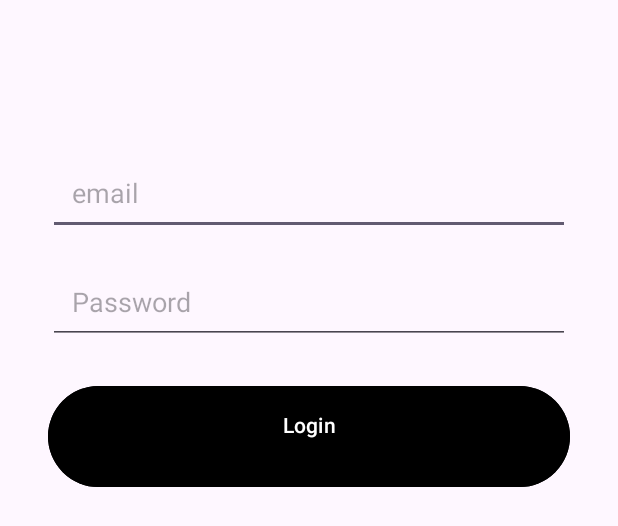
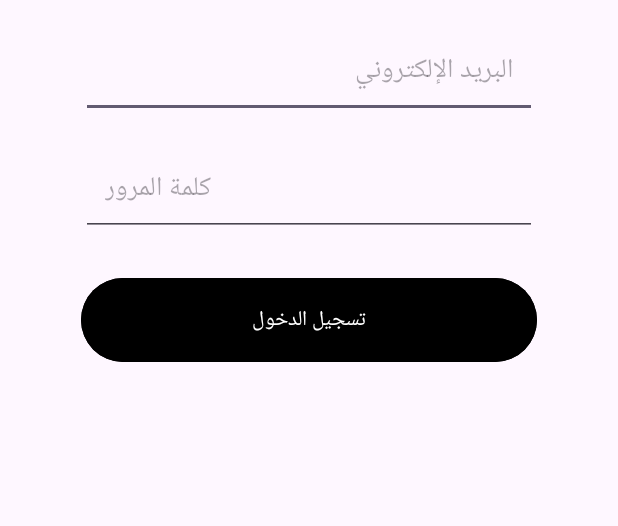
Before and after one commit to afnanalmohd/template, an Android app: the layout fragment_login.xml on its own in the app's theme, with its tools: preview values and no code run, on a phone screen of 412 x 824 dp. Shown: the top 526 px of the screen. Run offline under Robolectric (Android 15) with nearby library versions, the phone set to English and light mode, and no system bars; network calls fail.

Commit message:
fix buge

```diff
--- a/app/src/main/AndroidManifest.xml
+++ b/app/src/main/AndroidManifest.xml
@@ -2,9 +2,12 @@
 <manifest xmlns:android="http://schemas.android.com/apk/res/android"
     xmlns:tools="http://schemas.android.com/tools">
 
+
+    <uses-permission android:name="android.permission.INTERNET" />
     <uses-permission android:name="android.permission.ACCESS_NETWORK_STATE" />
 
     <application
+        android:name=".MyApp"
         android:allowBackup="true"
         android:dataExtractionRules="@xml/data_extraction_rules"
         android:fullBackupContent="@xml/backup_rules"
--- /dev/null
+++ b/app/src/main/java/com/example/template/ProfileFragment.kt
@@ -0,0 +1,6 @@
+package com.example.template
+
+// TODO: Rename parameter arguments, choose names that match
+// the fragment initialization parameters, e.g. ARG_ITEM_NUMBER
+private const val ARG_PARAM1 = "param1"
+private const val ARG_PARAM2 = "param2"
--- a/app/src/main/java/com/example/template/common/di/appModule.kt
+++ b/app/src/main/java/com/example/template/common/di/appModule.kt
@@ -10,23 +10,24 @@ import com.example.template.common.presentation.viewmodel.ProfileViewModel
 import org.koin.androidx.viewmodel.dsl.viewModel
 import org.koin.dsl.module
 import retrofit2.Retrofit
+import retrofit2.adapter.rxjava3.RxJava3CallAdapterFactory
 import retrofit2.converter.gson.GsonConverterFactory
-
 
 val appModule = module {
     single {
         Retrofit.Builder()
             .baseUrl("https://reqres.in/")
             .addConverterFactory(GsonConverterFactory.create())
+            .addCallAdapterFactory(RxJava3CallAdapterFactory.create())
             .build()
             .create(ApiService::class.java)
     }
 
     single { UserRepository(get()) }
+
     factory { LoginUseCase(get()) }
     factory { GetUserProfileUseCase(get()) }
 
     viewModel { LoginViewModel(get()) }
     viewModel { ProfileViewModel(get()) }
-
 }
--- a/app/src/main/java/com/example/template/common/presentation/viewmodel/LoginViewModel.kt
+++ b/app/src/main/java/com/example/template/common/presentation/viewmodel/LoginViewModel.kt
@@ -1,9 +1,10 @@
 package com.example.template.common.presentation.viewmodel
 
-import androidx.lifecycle.LiveData
+
 import androidx.lifecycle.MutableLiveData
 import androidx.lifecycle.ViewModel
 import com.example.template.common.domain.usecase.LoginUseCase
+import androidx.lifecycle.LiveData
 import io.reactivex.rxjava3.android.schedulers.AndroidSchedulers
 import io.reactivex.rxjava3.disposables.CompositeDisposable
 import io.reactivex.rxjava3.schedulers.Schedulers
@@ -25,7 +26,7 @@ class LoginViewModel(private val loginUseCase: LoginUseCase) : ViewModel() {
                 .observeOn(AndroidSchedulers.mainThread())
                 .subscribe(
                     { token -> _loginResponse.postValue(token) },
-                    { throwable -> _error.postValue(throwable.message) }
+                    { throwable -> _error.postValue(throwable.message ?: "خطأ غير معروف") }
                 )
         )
     }
--- a/app/src/main/java/com/example/template/common/presentation/viewmodel/ProfileViewModel.kt
+++ b/app/src/main/java/com/example/template/common/presentation/viewmodel/ProfileViewModel.kt
@@ -26,7 +26,7 @@ class ProfileViewModel(private val getUserProfileUseCase: GetUserProfileUseCase)
                 .observeOn(AndroidSchedulers.mainThread())
                 .subscribe(
                     { userData -> _userResponse.postValue(userData) },
-                    { throwable -> _error.postValue(throwable.message) }
+                    { throwable -> _error.postValue(throwable.message ?: "خطأ غير معروف") }
                 )
         )
     }
--- a/app/src/main/res/layout/fragment_login.xml
+++ b/app/src/main/res/layout/fragment_login.xml
@@ -2,51 +2,49 @@
 <androidx.constraintlayout.widget.ConstraintLayout
     xmlns:android="http://schemas.android.com/apk/res/android"
     xmlns:app="http://schemas.android.com/apk/res-auto"
-    xmlns:tools="http://schemas.android.com/tools"
     android:layout_width="match_parent"
     android:layout_height="match_parent"
-    tools:context=".common.presentation.ui.LoginFragment">
+    android:padding="16dp">
 
     <EditText
         android:id="@+id/etEmail"
         android:layout_width="0dp"
         android:layout_height="wrap_content"
-        android:hint="@string/email"
+        android:hint="البريد الإلكتروني"
         android:inputType="textEmailAddress"
         android:padding="16dp"
-        android:layout_marginTop="100dp"
-        android:layout_marginHorizontal="32dp"
         app:layout_constraintTop_toTopOf="parent"
         app:layout_constraintStart_toStartOf="parent"
         app:layout_constraintEnd_toEndOf="parent"
-        app:layout_constraintHorizontal_bias="0.5" />
+        app:layout_constraintHorizontal_bias="0.5"
+        app:layout_constraintWidth_percent="0.8"/>
 
     <EditText
         android:id="@+id/etPassword"
         android:layout_width="0dp"
         android:layout_height="wrap_content"
-        android:hint="@string/password"
+        android:hint="كلمة المرور"
         android:inputType="textPassword"
         android:padding="16dp"
         android:layout_marginTop="16dp"
-        android:layout_marginHorizontal="32dp"
         app:layout_constraintTop_toBottomOf="@id/etEmail"
         app:layout_constraintStart_toStartOf="parent"
-        app:layout_constraintEnd_toEndOf="parent" />
+        app:layout_constraintEnd_toEndOf="parent"
+        app:layout_constraintWidth_percent="0.8"/>
 
     <Button
         android:id="@+id/btnLogin"
         android:layout_width="0dp"
         android:layout_height="wrap_content"
-        android:text="@string/login"
+        android:text="تسجيل الدخول"
         android:padding="16dp"
         android:backgroundTint="@color/black"
         android:textColor="@android:color/white"
         android:layout_marginTop="24dp"
-        android:layout_marginHorizontal="32dp"
         app:layout_constraintTop_toBottomOf="@id/etPassword"
         app:layout_constraintStart_toStartOf="parent"
-        app:layout_constraintEnd_toEndOf="parent" />
+        app:layout_constraintEnd_toEndOf="parent"
+        app:layout_constraintWidth_percent="0.8"/>
 
     <TextView
         android:id="@+id/tvError"
@@ -54,10 +52,10 @@
         android:layout_height="wrap_content"
         android:textColor="@android:color/holo_red_dark"
         android:visibility="gone"
-        android:layout_marginHorizontal="32dp"
-        android:paddingTop="16dp"
+        android:layout_marginTop="16dp"
         app:layout_constraintTop_toBottomOf="@id/btnLogin"
         app:layout_constraintStart_toStartOf="parent"
-        app:layout_constraintEnd_toEndOf="parent" />
+        app:layout_constraintEnd_toEndOf="parent"
+        app:layout_constraintWidth_percent="0.8"/>
 
 </androidx.constraintlayout.widget.ConstraintLayout>
--- a/gradle/libs.versions.toml
+++ b/gradle/libs.versions.toml
@@ -2,6 +2,7 @@
 agp = "8.6.1"
 converterGson = "2.9.0"
 koinAndroid = "3.5.0"
+koinAndroidVersion = "3.4.0"
 kotlin = "1.9.0"
 coreKtx = "1.15.0"
 junit = "4.13.2"
@@ -21,6 +22,7 @@ retrofit = "2.9.0"
 
 
 [libraries]
+adapter-rxjava3 = { module = "com.squareup.retrofit2:adapter-rxjava3", version.ref = "converterGson" }
 androidx-core-ktx = { group = "androidx.core", name = "core-ktx", version.ref = "coreKtx" }
 androidx-lifecycle-lifecycle-livedata-ktx = { module = "androidx.lifecycle:lifecycle-livedata-ktx", version.ref = "lifecycleRuntimeKtx" }
 androidx-lifecycle-viewmodel-ktx = { module = "androidx.lifecycle:lifecycle-viewmodel-ktx", version.ref = "lifecycleViewmodelKtx" }
@@ -33,6 +35,8 @@ androidx-junit = { group = "androidx.test.ext", name = "junit", version.ref = "j
 androidx-espresso-core = { group = "androidx.test.espresso", name = "espresso-core", version.ref = "espressoCore" }
 androidx-appcompat = { group = "androidx.appcompat", name = "appcompat", version.ref = "appcompat" }
 koin-android = { module = "io.insert-koin:koin-android", version.ref = "koinAndroid" }
+koin-android-v340 = { module = "io.insert-koin:koin-android", version.ref = "koinAndroidVersion" }
+koin-core = { module = "io.insert-koin:koin-core", version.ref = "koinAndroidVersion" }
 kotlinx-coroutines-android = { module = "org.jetbrains.kotlinx:kotlinx-coroutines-android", version.ref = "kotlinxCoroutinesAndroid" }
 material = { group = "com.google.android.material", name = "material", version.ref = "material" }
 androidx-activity = { group = "androidx.activity", name = "activity", version.ref = "activity" }
@@ -41,6 +45,7 @@ rxandroid = { module = "io.reactivex.rxjava3:rxandroid", version.ref = "rxandroi
 rxjava = { module = "io.reactivex.rxjava3:rxjava", version.ref = "rxjava" }
 retrofit = { module = "com.squareup.retrofit2:retrofit", version.ref = "retrofit" }
 
+
 [plugins]
 android-application = { id = "com.android.application", version.ref = "agp" }
 kotlin-android = { id = "org.jetbrains.kotlin.android", version.ref = "kotlin" }
```
Also changed, not shown: app/build.gradle.kts (+6 -5 lines), app/src/main/java/com/example/template/MyApp.kt (added, +18 -0 lines), app/src/main/java/com/example/template/common/presentation/ui/LoginFragment.kt (+20 -13 lines), app/src/main/java/com/example/template/common/presentation/ui/ProfileFragment.kt (renamed from app/src/main/java/com/example/template/common/presentation/ui/ProfilrFragment.kt, +12 -5 lines), app/src/main/res/layout/fragment_profile.xml (+11 -20 lines), app/src/main/res/navigation/nav_graph.xml (+5 -16 lines), app/src/main/java/com/example/template/common/domain/usecase/GetUserProfileUseCase.kt (line endings or trailing spaces), app/src/main/java/com/example/template/common/network/ApiService.kt (line endings or trailing spaces).
